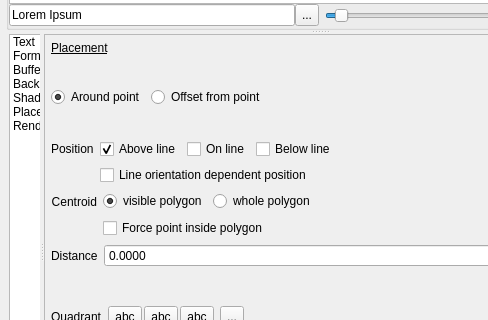
Qt form src/ui/qgslabelingguibase.ui (qgis/QGIS) before a commit; both pictures show x 0 to 488 and y 126 to 446 of the 640 by 600 pixel window.
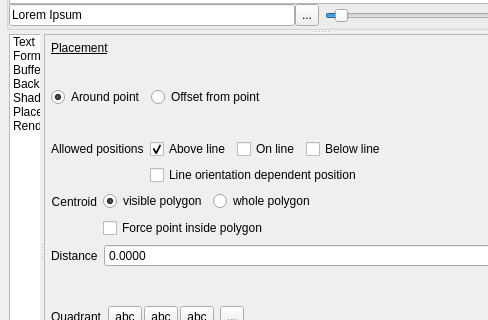
The same form after that commit. Icons and pictures are not drawn. Custom widgets are drawn as their Qt base class.

Commit message: Better wording for line layer label placements (fix #10434)

Diff of the .ui file:
```diff
--- a/src/ui/qgslabelingguibase.ui
+++ b/src/ui/qgslabelingguibase.ui
@@ -3659,7 +3659,7 @@
                      <property name="geometry">
                       <rect>
                        <x>0</x>
-                       <y>-450</y>
+                       <y>0</y>
                        <width>566</width>
                        <height>829</height>
                       </rect>
@@ -3919,7 +3919,7 @@
                             </sizepolicy>
                            </property>
                            <property name="text">
-                            <string>Position</string>
+                            <string>Allowed positions</string>
                            </property>
                           </widget>
                          </item>
```
Left out of the diff: 4 changed lines with no effect on the pictures.
